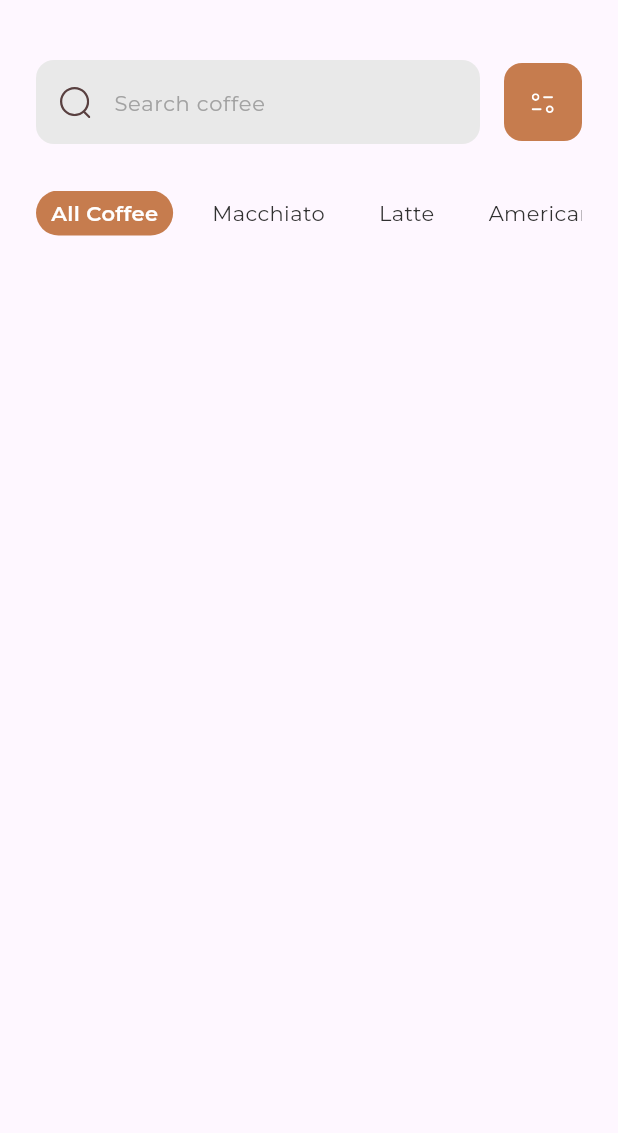
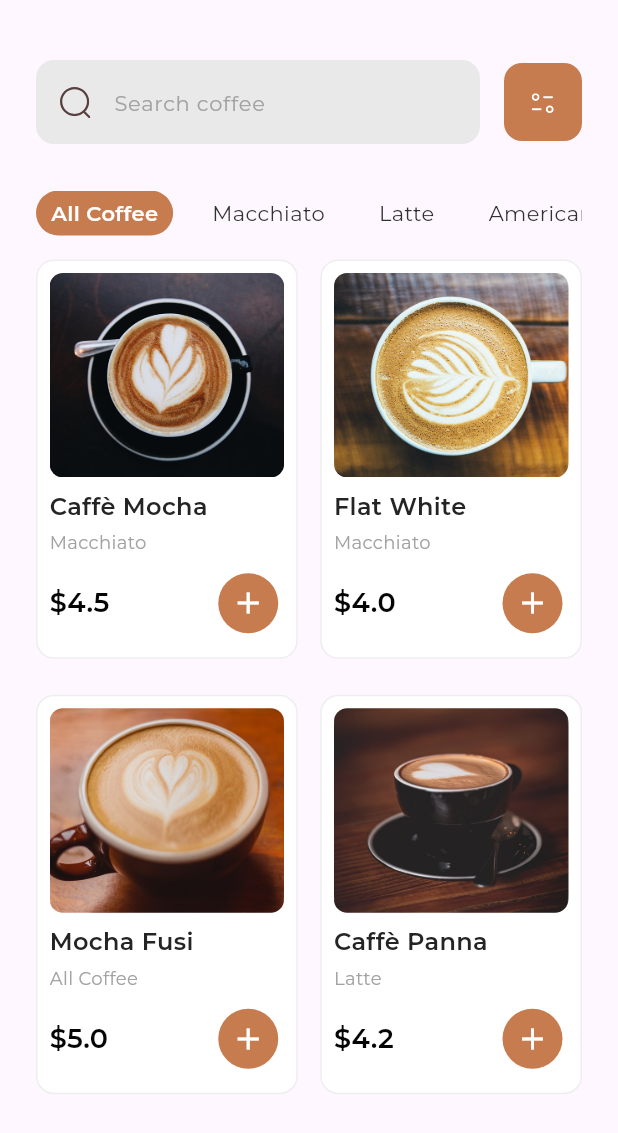
Before and after one commit to LaithMahdi/caffee_app, a Flutter app: the screen it shows after launch, on a phone screen of 412 x 824 dp. Shown: the top 1133 px of the screen. Run offline on Flutter 3.47's test engine with Material 3 defaults, Android fonts, the phone set to English and light mode, and no system bars; our stand-ins replace flutter_svg.

Commit message:
adding home products section

```diff
--- a/lib/data/dummy.dart
+++ b/lib/data/dummy.dart
@@ -1,3 +1,4 @@
+import 'package:myapp/models/product_model.dart';
 import '../models/category_model.dart';
 
 final List<CategoryModel> categories = [
@@ -5,3 +6,50 @@ final List<CategoryModel> categories = [
   CategoryModel(id: 2, name: "Latte"),
   CategoryModel(id: 3, name: "Americano"),
 ];
+
+final List<ProductModel> products = [
+  ProductModel(
+    id: 1,
+    name: "Caffè Mocha",
+    category: categories[1], // Latte
+    price: 4.50,
+    description: "A delicious blend of espresso, steamed milk, and chocolate.",
+    image: "assets/images/cafe_1.png",
+    sizes: ["Small", "Medium", "Large"],
+    rating: 4.6,
+    rateCount: 120,
+  ),
+  ProductModel(
+    id: 2,
+    name: "Flat White",
+    category: categories[1], // Latte
+    price: 4.00,
+    description: "Smooth espresso topped with velvety steamed milk.",
+    image: "assets/images/cafe_2.png",
+    sizes: ["Small", "Medium", "Large"],
+    rating: 4.4,
+    rateCount: 95,
+  ),
+  ProductModel(
+    id: 3,
+    name: "Mocha Fusi",
+    category: categories[0], // Macchiato
+    price: 5.00,
+    description: "A fusion mocha with bold espresso and rich chocolate.",
+    image: "assets/images/cafe_3.png",
+    sizes: ["Small", "Medium", "Large"],
+    rating: 4.7,
+    rateCount: 80,
+  ),
+  ProductModel(
+    id: 4,
+    name: "Caffè Panna",
+    category: categories[2], // Americano
+    price: 4.20,
+    description: "Espresso with a topping of whipped cream for extra delight.",
+    image: "assets/images/cafe_4.png",
+    sizes: ["Small", "Medium", "Large"],
+    rating: 4.5,
+    rateCount: 110,
+  ),
+];
--- /dev/null
+++ b/lib/models/product_model.dart
@@ -0,0 +1,25 @@
+import 'package:myapp/models/category_model.dart';
+
+class ProductModel {
+  int id;
+  String name;
+  CategoryModel category;
+  double price;
+  String description;
+  String image;
+  double rating;
+  int rateCount;
+  List<String> sizes;
+
+  ProductModel({
+    required this.id,
+    required this.name,
+    required this.category,
+    required this.price,
+    required this.description,
+    required this.image,
+    required this.rateCount,
+    required this.rating,
+    required this.sizes,
+  });
+}
--- a/lib/screens/home_screen.dart
+++ b/lib/screens/home_screen.dart
@@ -133,6 +133,82 @@ class _HomeScreenState extends State<HomeScreen> {
               ),
             ),
             SizedBox(height: 16),
+            Expanded(
+              child: GridView.builder(
+                gridDelegate: SliverGridDelegateWithFixedCrossAxisCount(
+                  crossAxisCount: 2,
+                  mainAxisSpacing: 24,
+                  crossAxisSpacing: 15,
+                  childAspectRatio: 156 / 238,
+                ),
+                itemCount: products.length,
+                itemBuilder: (context, index) {
+                  final product = products[index];
+                  return Container(
+                    padding: EdgeInsets.fromLTRB(8, 8, 8, 12),
+                    decoration: BoxDecoration(
+                      color: Colors.white,
+                      border: Border.all(color: Color(0xffEEEEEE)),
+                      borderRadius: BorderRadius.circular(12),
+                    ),
+                    child: Column(
+                      crossAxisAlignment: CrossAxisAlignment.start,
+                      children: [
+                        Expanded(
+                          child: ClipRRect(
+                            borderRadius: BorderRadiusGeometry.circular(9),
+                            child: Image.asset(
+                              product.image,
+                              width: double.infinity,
+                              fit: BoxFit.cover,
+                            ),
+                          ),
+                        ),
+                        SizedBox(height: 8),
+                        Text(
+                          product.name,
+                          style: TextStyle(
+                            fontSize: 16,
+                            fontWeight: FontWeight.w600,
+                            color: Color(0xff242424),
+                          ),
+                        ),
+                        SizedBox(height: 4),
+                        Text(
+                          product.category.name,
+                          style: TextStyle(
+                            fontSize: 12,
+                            color: Color(0xffA2A2A2),
+                          ),
+                        ),
+                        SizedBox(height: 8),
+                        Row(
+                          mainAxisAlignment: MainAxisAlignment.spaceBetween,
+                          children: [
+                            Text(
+                              "\$${product.price}",
+                              style: TextStyle(
+                                fontSize: 18,
+                                color: Color(0xff050505),
+                                fontWeight: FontWeight.w600,
+                              ),
+                            ),
+                            IconButton.filled(
+                              onPressed: () {},
+                              icon: Icon(Icons.add, color: Colors.white),
+                              style: IconButton.styleFrom(
+                                backgroundColor: kPrimaryColor,
+                                foregroundColor: Colors.black,
+                              ),
+                            ),
+                          ],
+                        ),
+                      ],
+                    ),
+                  );
+                },
+              ),
+            ),
           ],
         ),
       ),
```
Also changed, not shown: assets/images/cafe_1.png (added), assets/images/cafe_2.png (added), assets/images/cafe_3.png (added), assets/images/cafe_4.png (added).
